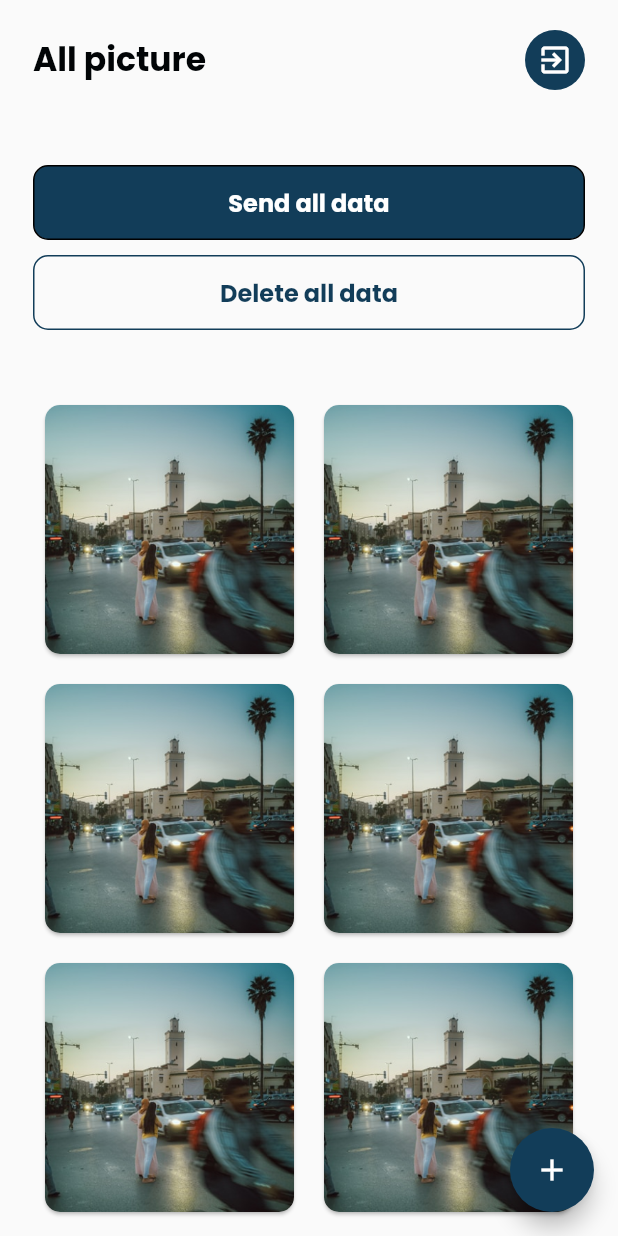
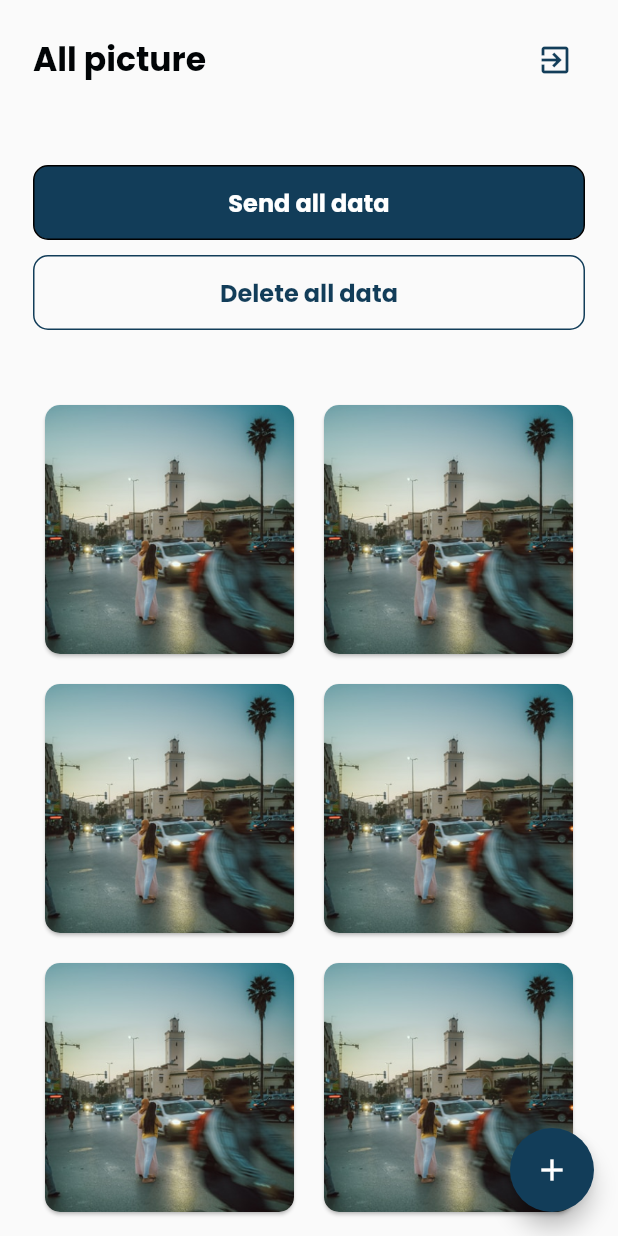
Before and after one commit to FiDiSoft/Klix, a Flutter app: the HomePage screen opened directly, on a phone screen of 412 x 824 dp. Run offline on Flutter 3.47's test engine with Material 2 defaults, Android fonts, the phone set to English and light mode, and no system bars; our stand-ins replace google_fonts.

Commit message:
modify color icon

```diff
--- a/lib/screen/home/home_page.dart
+++ b/lib/screen/home/home_page.dart
@@ -32,7 +32,7 @@ class HomePage extends StatelessWidget {
                       ),
                     ),
                     CircleAvatar(
-                      backgroundColor: primaryColor,
+                      backgroundColor: Colors.transparent,
                       child: IconButton(
                         onPressed: () {
                           showDialog(
@@ -57,7 +57,7 @@ class HomePage extends StatelessWidget {
                         },
                         icon: const Icon(
                           Icons.exit_to_app,
-                          color: Colors.white,
+                          color: Color(0xff123D59)
                         ),
                       ),
                     ),
```
